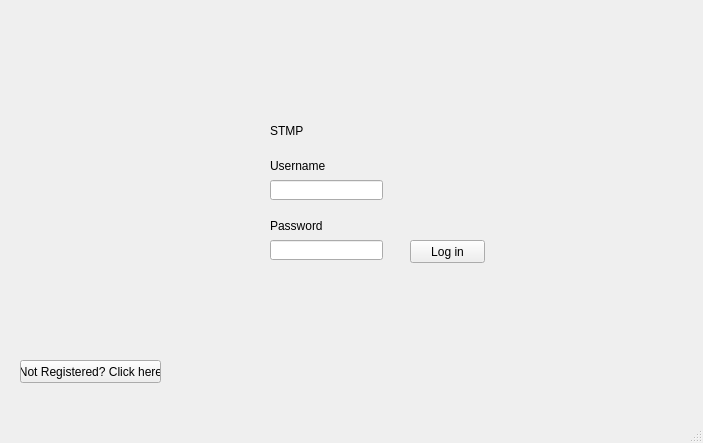
Above: gui.ui from wilcer1/STMP before the change. Below: the same form after it.
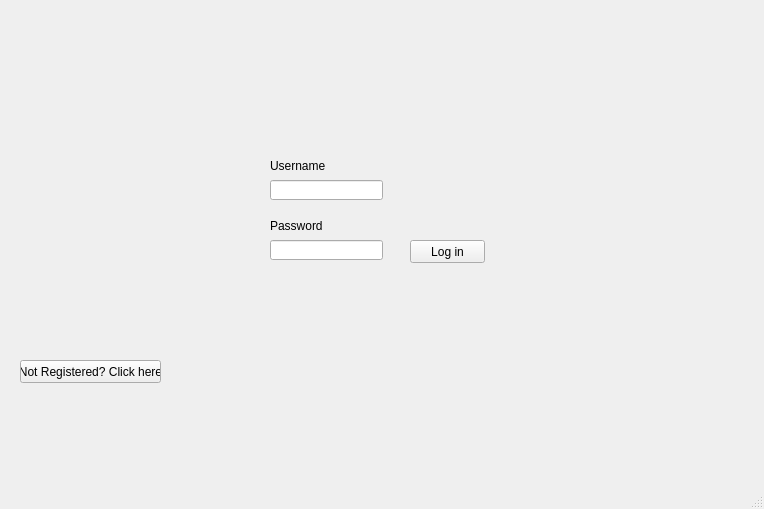
That is the form after the change. Icons and pictures are not drawn.

```diff
--- a/gui.ui
+++ b/gui.ui
@@ -6,8 +6,8 @@
    <rect>
     <x>0</x>
     <y>0</y>
-    <width>703</width>
-    <height>443</height>
+    <width>764</width>
+    <height>509</height>
    </rect>
   </property>
   <property name="windowTitle">
@@ -79,8 +79,8 @@
    <widget class="QLabel" name="label_3">
     <property name="geometry">
      <rect>
-      <x>270</x>
-      <y>100</y>
+      <x>2010</x>
+      <y>1080</y>
       <width>191</width>
       <height>61</height>
      </rect>
@@ -102,6 +102,25 @@
      <string>Not Registered? Click here</string>
     </property>
    </widget>
+   <widget class="QLabel" name="label_4">
+    <property name="geometry">
+     <rect>
+      <x>130</x>
+      <y>0</y>
+      <width>491</width>
+      <height>131</height>
+     </rect>
+    </property>
+    <property name="text">
+     <string/>
+    </property>
+    <property name="pixmap">
+     <pixmap>STMP-Logo.png</pixmap>
+    </property>
+    <property name="scaledContents">
+     <bool>true</bool>
+    </property>
+   </widget>
   </widget>
   <widget class="QMenuBar" name="menubar">
    <property name="geometry">
```
Left out of the diff: 2 changed lines with no effect on the pictures.
